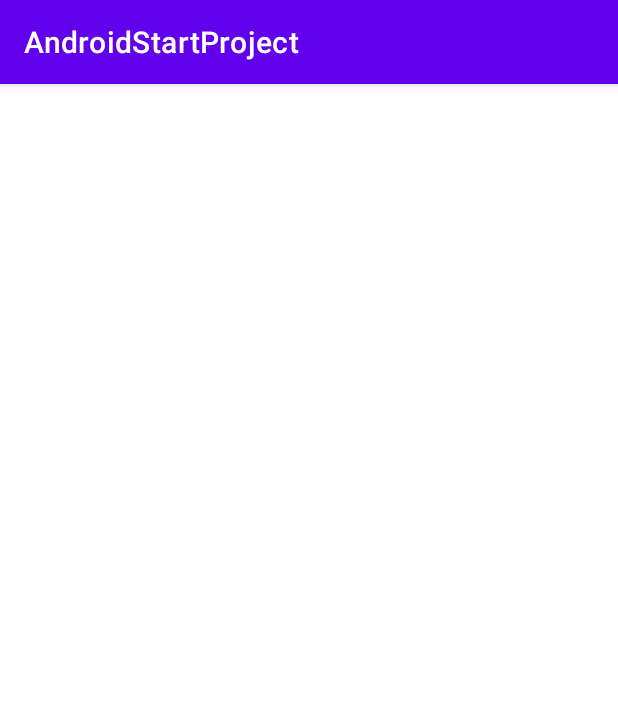
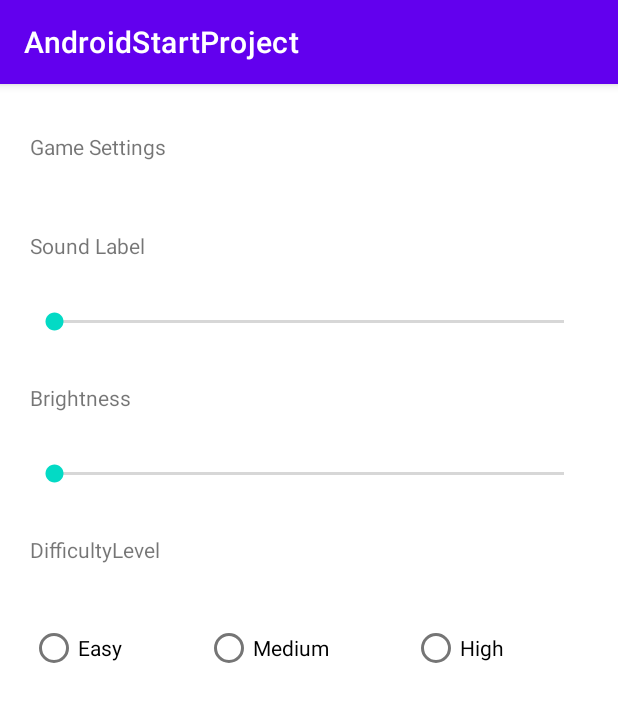
Before and after one commit to bystrovdev/AndroidStartPoject, an Android app: the screen it shows after launch (MainActivity), on a phone screen of 412 x 824 dp. Shown: the top 702 px of the screen. Run offline under Robolectric (Android 15) with nearby library versions, the phone set to English and light mode, and no system bars.

Commit message:
Finished first screen layout

```diff
--- a/app/src/main/res/layout/activity_main.xml
+++ b/app/src/main/res/layout/activity_main.xml
@@ -1,8 +1,118 @@
 <?xml version="1.0" encoding="utf-8"?>
-<androidx.constraintlayout.widget.ConstraintLayout
-    xmlns:android="http://schemas.android.com/apk/res/android"
+<RelativeLayout xmlns:android="http://schemas.android.com/apk/res/android"
     xmlns:app="http://schemas.android.com/apk/res-auto"
     xmlns:tools="http://schemas.android.com/tools"
-    android:layout_width="match_parent"
+    android:id="@+id/frameLayout"
+    android:layout_width="wrap_content"
     android:layout_height="match_parent"
-    tools:context=".MainActivity"/>
+    android:layout_alignWithParentIfMissing="true"
+    android:drawingCacheQuality="high"
+    android:fitsSystemWindows="true"
+    android:orientation="horizontal"
+    android:persistentDrawingCache="all|scrolling"
+    app:barrierAllowsGoneWidgets="true"
+    app:layout_constrainedWidth="true"
+    tools:context=".MainActivity">
+
+    <TextView
+        android:id="@+id/textView2"
+        android:layout_width="wrap_content"
+        android:layout_height="34dp"
+        android:layout_alignParentStart="true"
+        android:layout_alignParentEnd="true"
+        android:layout_marginStart="20dp"
+        android:layout_marginTop="32dp"
+        android:layout_marginEnd="20dp"
+        android:text="Game Settings" />
+
+    <TextView
+        android:id="@+id/textView4"
+        android:layout_width="match_parent"
+        android:layout_height="wrap_content"
+        android:layout_below="@+id/textView2"
+        android:layout_alignStart="@+id/textView2"
+        android:layout_alignEnd="@+id/textView2"
+        android:layout_marginStart="0dp"
+        android:layout_marginTop="32dp"
+        android:layout_marginEnd="0dp"
+        android:text="Sound Label" />
+
+    <TextView
+        android:id="@+id/textView5"
+        android:layout_width="match_parent"
+        android:layout_height="wrap_content"
+        android:layout_below="@+id/seekBar"
+        android:layout_alignStart="@+id/textView2"
+        android:layout_alignEnd="@+id/textView2"
+        android:layout_marginStart="0dp"
+        android:layout_marginTop="32dp"
+        android:layout_marginEnd="0dp"
+        android:text="Brightness" />
+
+    <TextView
+        android:id="@+id/textView6"
+        android:layout_width="match_parent"
+        android:layout_height="wrap_content"
+        android:layout_below="@+id/seekBar2"
+        android:layout_alignStart="@+id/textView2"
+        android:layout_alignEnd="@+id/textView2"
+        android:layout_marginStart="0dp"
+        android:layout_marginTop="32dp"
+        android:layout_marginEnd="0dp"
+        android:text="DifficultyLevel" />
+
+    <SeekBar
+        android:id="@+id/seekBar"
+        android:layout_width="wrap_content"
+        android:layout_height="wrap_content"
+        android:layout_below="@+id/textView4"
+        android:layout_alignStart="@+id/textView4"
+        android:layout_alignEnd="@+id/textView4"
+        android:layout_marginStart="0dp"
+        android:layout_marginTop="32dp"
+        android:layout_marginEnd="0dp" />
+
+    <SeekBar
+        android:id="@+id/seekBar2"
+        android:layout_width="wrap_content"
+        android:layout_height="wrap_content"
+        android:layout_below="@+id/textView5"
+        android:layout_alignStart="@+id/textView4"
+        android:layout_alignEnd="@+id/textView4"
+        android:layout_marginStart="0dp"
+        android:layout_marginTop="32dp"
+        android:layout_marginEnd="0dp" />
+
+    <RadioGroup
+        android:layout_width="match_parent"
+        android:layout_height="wrap_content"
+        android:layout_below="@+id/textView6"
+        android:layout_alignStart="@+id/textView6"
+        android:layout_alignEnd="@+id/textView6"
+        android:layout_marginStart="0dp"
+        android:layout_marginTop="32dp"
+        android:layout_marginEnd="0dp"
+        android:orientation="horizontal">
+
+        <RadioButton
+            android:id="@+id/radioButton"
+            android:layout_width="wrap_content"
+            android:layout_height="wrap_content"
+            android:layout_weight="1"
+            android:text="Easy" />
+
+        <RadioButton
+            android:id="@+id/radioButton2"
+            android:layout_width="wrap_content"
+            android:layout_height="wrap_content"
+            android:layout_weight="1"
+            android:text="Medium" />
+
+        <RadioButton
+            android:id="@+id/radioButton3"
+            android:layout_width="wrap_content"
+            android:layout_height="wrap_content"
+            android:layout_weight="1"
+            android:text="High" />
+    </RadioGroup>
+</RelativeLayout>
```
